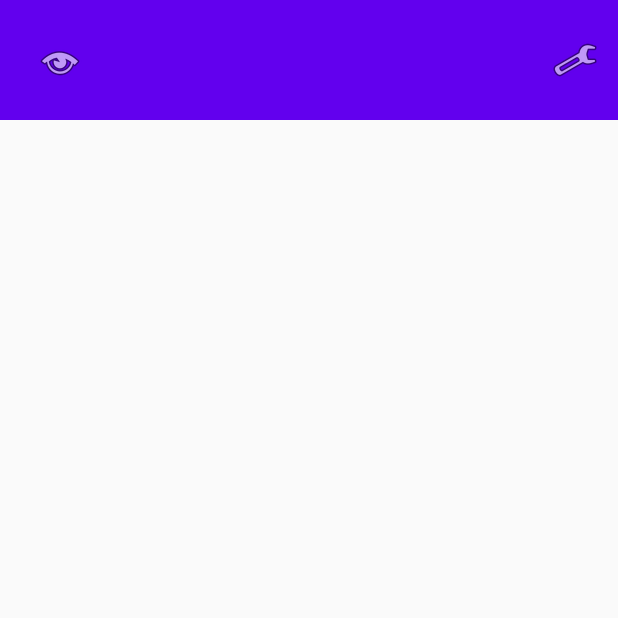
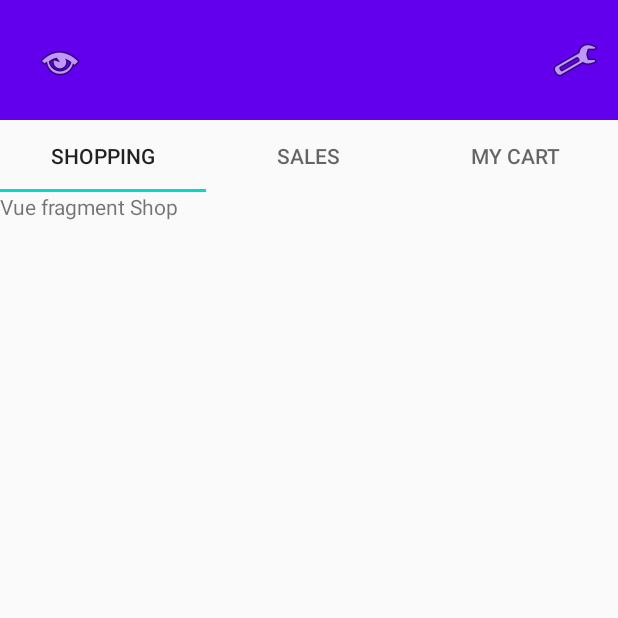
Before and after one commit to Yokai1000/Shup0.1, an Android app: the HomeActivity screen opened directly, with no data from a screen before it, on a phone screen of 412 x 824 dp, the top half of it. Run offline under Robolectric (Android 15) with nearby library versions, the phone set to English and light mode, and no system bars.

Commit message:
Mise en place du ViewPager Home avec 3 layouts vides

```diff
--- a/Mobile/Shup/app/src/main/java/com/supinfo/shup/ui/home/HomeActivity.java
+++ b/Mobile/Shup/app/src/main/java/com/supinfo/shup/ui/home/HomeActivity.java
@@ -1,21 +1,31 @@
 package com.supinfo.shup.ui.home;
 
 import android.os.Bundle;
+import android.view.LayoutInflater;
+import android.view.View;
+import android.view.ViewGroup;
 
+import androidx.annotation.NonNull;
+import androidx.annotation.Nullable;
 import androidx.appcompat.app.AppCompatActivity;
 import androidx.appcompat.widget.Toolbar;
+import androidx.fragment.app.Fragment;
+import androidx.viewpager.widget.ViewPager;
 import androidx.viewpager2.widget.ViewPager2;
 
+import com.google.android.material.tabs.TabLayout;
 import com.supinfo.shup.R;
 
 public class HomeActivity extends AppCompatActivity {
 
-    @Override
+   @Override
     public void onCreate(Bundle savedInstanceState) {
         super.onCreate(savedInstanceState);
         setContentView(R.layout.activity_home);
         HomeCollectionAdapter homeCollectionAdapter = new HomeCollectionAdapter(getSupportFragmentManager());
-        ViewPager2 viewPager = findViewById(R.id.pager);
+        TabLayout tabLayout = findViewById(R.id.tab_layout);
+        ViewPager viewPager = findViewById(R.id.pager);
+        tabLayout.setupWithViewPager(viewPager);
         viewPager.setAdapter(homeCollectionAdapter);
     }
 }
--- a/Mobile/Shup/app/src/main/java/com/supinfo/shup/ui/home/HomeCollectionAdapter.java
+++ b/Mobile/Shup/app/src/main/java/com/supinfo/shup/ui/home/HomeCollectionAdapter.java
@@ -4,28 +4,59 @@ import android.os.Bundle;
 
 import androidx.annotation.NonNull;
 import androidx.fragment.app.Fragment;
-import androidx.viewpager2.adapter.FragmentStateAdapter;
+import androidx.fragment.app.FragmentManager;
+import androidx.fragment.app.FragmentStatePagerAdapter;
 
-public class HomeCollectionAdapter extends FragmentStateAdapter {
+import com.supinfo.shup.ui.home.fragment.CartObjectFragment;
+import com.supinfo.shup.ui.home.fragment.SalesObjectFragment;
+import com.supinfo.shup.ui.home.fragment.ShopObjectFragment;
 
-    HomeCollectionAdapter(Fragment fragment) {
-        super(fragment);
+public class HomeCollectionAdapter extends FragmentStatePagerAdapter {
+
+    private Fragment fragment;
+    HomeCollectionAdapter(FragmentManager fm) {
+        super(fm);
     }
 
     @NonNull
     @Override
-    public Fragment createFragment(int position) {
-        // Return a NEW fragment instance in createFragment(int)
-        Fragment fragment = new ShopObjectFragment();
+    public Fragment getItem(int position) {
+        switch (position){
+            case 1:
+                fragment = new CartObjectFragment();
+            break;
+            case 2:
+                fragment = new SalesObjectFragment();
+            break;
+            default:
+                fragment = new ShopObjectFragment();
+            break;
+        }
         Bundle args = new Bundle();
-        // Our object is just an integer :-P
-        args.putInt(ShopObjectFragment.ARG_OBJECT, position + 1);
+        args.putInt(ShopObjectFragment.ARG_OBJECT, position);
         fragment.setArguments(args);
         return fragment;
     }
 
     @Override
-    public int getItemCount() {
-        return 100;
+    public int getCount() {
+        return 3;
+    }
+
+    @Override
+    public CharSequence getPageTitle(int position) {
+        String title = "";
+        switch (position){
+            case 0:
+                title = "Shopping";
+                break;
+            case 1:
+                title = "Sales";
+                break;
+            case 2:
+                title = "My Cart";
+                break;
+        }
+        return title;
     }
 }
--- /dev/null
+++ b/Mobile/Shup/app/src/main/java/com/supinfo/shup/ui/home/fragment/CartObjectFragment.java
@@ -0,0 +1,27 @@
+package com.supinfo.shup.ui.home.fragment;
+
+import android.os.Bundle;
+import android.view.LayoutInflater;
+import android.view.View;
+import android.view.ViewGroup;
+import android.widget.TextView;
+
+import androidx.annotation.NonNull;
+import androidx.annotation.Nullable;
+import androidx.fragment.app.Fragment;
+
+import com.supinfo.shup.R;
+
+public class CartObjectFragment extends Fragment {
+    private TextView textView;
+
+    @Nullable
+    @Override
+    public View onCreateView(@NonNull LayoutInflater inflater, @Nullable ViewGroup container,
+                             @Nullable Bundle savedInstanceState) {
+        View view = inflater.inflate(R.layout.fragment_collection_shop, container, false);
+        textView = view.findViewById(R.id.textView);
+        textView.setText("Vue Cart Shop");
+        return view;
+    }
+}
--- a/Mobile/Shup/app/src/main/java/com/supinfo/shup/ui/home/ShopObjectFragment.java
+++ b/Mobile/Shup/app/src/main/java/com/supinfo/shup/ui/home/fragment/ShopObjectFragment.java
@@ -1,4 +1,4 @@
-package com.supinfo.shup.ui.home;
+package com.supinfo.shup.ui.home.fragment;
 
 import android.annotation.SuppressLint;
 import android.os.Bundle;
@@ -11,23 +11,22 @@ import androidx.annotation.NonNull;
 import androidx.annotation.Nullable;
 import androidx.fragment.app.Fragment;
 
+import com.google.android.material.tabs.TabLayout;
 import com.supinfo.shup.R;
 
+import org.w3c.dom.Text;
+
 public class ShopObjectFragment extends Fragment {
+    private TextView textView;
     public static final String ARG_OBJECT = "object";
 
     @Nullable
     @Override
     public View onCreateView(@NonNull LayoutInflater inflater, @Nullable ViewGroup container,
                              @Nullable Bundle savedInstanceState) {
-        return inflater.inflate(R.layout.fragment_collection_shop, container, false);
-    }
-
-    @SuppressLint("SetTextI18n")
-    @Override
-    public void onViewCreated(@NonNull View view, @Nullable Bundle savedInstanceState) {
-        Bundle args = getArguments();
-        ((TextView) view.findViewById(android.R.id.text1))
-                .setText(Integer.toString(args.getInt(ARG_OBJECT)));
+        View view = inflater.inflate(R.layout.fragment_collection_shop, container, false);
+        textView = view.findViewById(R.id.textView);
+        textView.setText("Vue fragment Shop");
+        return view;
     }
 }
--- a/Mobile/Shup/app/src/main/res/layout/activity_home.xml
+++ b/Mobile/Shup/app/src/main/res/layout/activity_home.xml
@@ -18,11 +18,18 @@
         app:layout_constraintStart_toStartOf="parent"
         app:layout_constraintTop_toTopOf="parent" />
 
-    <androidx.viewpager2.widget.ViewPager2
+    <androidx.viewpager.widget.ViewPager
         android:id="@+id/pager"
         android:layout_width="match_parent"
         android:layout_height="0dp"
-        app:layout_constraintTop_toBottomOf="@+id/home_toolbar" />
+        app:layout_constraintTop_toBottomOf="@+id/home_toolbar">
+
+        <com.google.android.material.tabs.TabLayout
+            android:id="@+id/tab_layout"
+            android:layout_width="match_parent"
+            android:layout_height="wrap_content"
+            tools:ignore="MissingConstraints" />
+    </androidx.viewpager.widget.ViewPager>
 
     <ImageButton
         android:id="@+id/imageButton2"
--- a/Mobile/Shup/app/src/main/res/layout/fragment_collection_shop.xml
+++ b/Mobile/Shup/app/src/main/res/layout/fragment_collection_shop.xml
@@ -1,7 +1,15 @@
 <?xml version="1.0" encoding="utf-8"?>
 <androidx.constraintlayout.widget.ConstraintLayout
     xmlns:android="http://schemas.android.com/apk/res/android"
+    xmlns:tools="http://schemas.android.com/tools"
     android:layout_width="match_parent"
     android:layout_height="match_parent">
 
+    <TextView
+        android:id="@+id/textView"
+        android:layout_width="wrap_content"
+        android:layout_height="wrap_content"
+        android:text="TextView"
+        tools:layout_editor_absoluteX="140dp"
+        tools:layout_editor_absoluteY="194dp" />
 </androidx.constraintlayout.widget.ConstraintLayout>
```
Also changed, not shown: Mobile/Shup/app/src/main/java/com/supinfo/shup/ui/home/CollectionHomeFragment.java (deleted, +0 -32 lines), Mobile/Shup/app/src/main/java/com/supinfo/shup/ui/home/fragment/SalesObjectFragment.java (added, +27 -0 lines), Mobile/Shup/app/src/main/res/layout/collection_shop.xml (+10 -1 lines), Mobile/Shup/app/src/main/res/layout/fragment_collection_cart.xml (+5 -5 lines), Mobile/Shup/app/src/main/res/layout/fragment_collection_sales.xml (+10 -1 lines).
